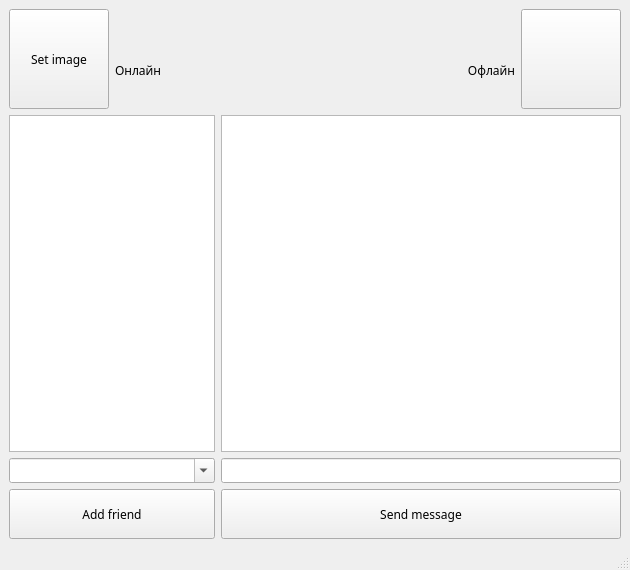
The window that NEWchat_window.ui (IgorEvgenievichChebotar/MessengerSimple) describes before a commit, drawn with Qt 5.
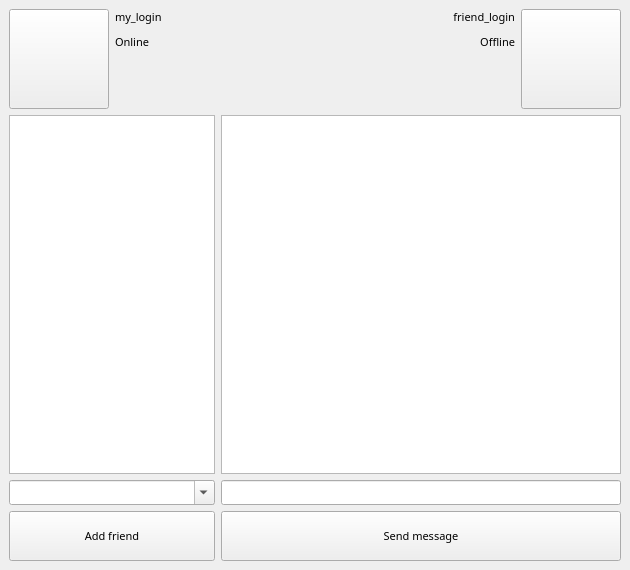
The same window after the commit.

```diff
--- a/NEWchat_window.ui
+++ b/NEWchat_window.ui
@@ -21,7 +21,7 @@
   </property>
   <widget class="QWidget" name="centralwidget">
    <layout class="QGridLayout" name="gridLayout">
-    <item row="0" column="0" rowspan="2">
+    <item row="0" column="0" rowspan="4">
      <widget class="QPushButton" name="my_image_btn">
       <property name="sizePolicy">
        <sizepolicy hsizetype="Preferred" vsizetype="Preferred">
@@ -44,60 +44,18 @@
       <property name="font">
        <font>
         <family>Segoe UI Variable</family>
+        <pointsize>8</pointsize>
        </font>
       </property>
       <property name="cursor">
        <cursorShape>PointingHandCursor</cursorShape>
       </property>
       <property name="text">
-       <string>Set image</string>
+       <string/>
       </property>
      </widget>
     </item>
-    <item row="2" column="0" colspan="2">
-     <widget class="QListWidget" name="friends_list">
-      <property name="minimumSize">
-       <size>
-        <width>200</width>
-        <height>300</height>
-       </size>
-      </property>
-     </widget>
-    </item>
-    <item row="4" column="0" colspan="2">
-     <widget class="QPushButton" name="find_friends_btn">
-      <property name="sizePolicy">
-       <sizepolicy hsizetype="Minimum" vsizetype="Maximum">
-        <horstretch>0</horstretch>
-        <verstretch>0</verstretch>
-       </sizepolicy>
-      </property>
-      <property name="minimumSize">
-       <size>
-        <width>200</width>
-        <height>50</height>
-       </size>
-      </property>
-      <property name="maximumSize">
-       <size>
-        <width>16777215</width>
-        <height>50</height>
-       </size>
-      </property>
-      <property name="font">
-       <font>
-        <family>Segoe UI Variable</family>
-       </font>
-      </property>
-      <property name="cursor">
-       <cursorShape>PointingHandCursor</cursorShape>
-      </property>
-      <property name="text">
-       <string>Add friend</string>
-      </property>
-     </widget>
-    </item>
-    <item row="2" column="2" colspan="3">
+    <item row="4" column="3" colspan="3">
      <widget class="QListWidget" name="msg_list">
       <property name="minimumSize">
        <size>
@@ -105,9 +63,15 @@
         <height>300</height>
        </size>
       </property>
+      <property name="font">
+       <font>
+        <family>Segoe UI Variable</family>
+        <pointsize>8</pointsize>
+       </font>
+      </property>
      </widget>
     </item>
-    <item row="3" column="0" colspan="2">
+    <item row="5" column="0" colspan="3">
      <widget class="QComboBox" name="friends_comboBox">
       <property name="sizePolicy">
        <sizepolicy hsizetype="Preferred" vsizetype="Preferred">
@@ -127,6 +91,12 @@
         <height>50</height>
        </size>
       </property>
+      <property name="font">
+       <font>
+        <family>Segoe UI Variable</family>
+        <pointsize>8</pointsize>
+       </font>
+      </property>
       <property name="autoFillBackground">
        <bool>false</bool>
       </property>
@@ -135,55 +105,7 @@
       </property>
      </widget>
     </item>
-    <item row="1" column="3">
-     <widget class="QLabel" name="friend_activity">
-      <property name="font">
-       <font>
-        <family>Segoe UI Variable</family>
-       </font>
-      </property>
-      <property name="text">
-       <string>Офлайн</string>
-      </property>
-      <property name="alignment">
-       <set>Qt::AlignRight|Qt::AlignTrailing|Qt::AlignVCenter</set>
-      </property>
-     </widget>
-    </item>
-    <item row="0" column="4" rowspan="2">
-     <widget class="QPushButton" name="friend_image">
-      <property name="sizePolicy">
-       <sizepolicy hsizetype="Preferred" vsizetype="Preferred">
-        <horstretch>0</horstretch>
-        <verstretch>0</verstretch>
-       </sizepolicy>
-      </property>
-      <property name="minimumSize">
-       <size>
-        <width>100</width>
-        <height>100</height>
-       </size>
-      </property>
-      <property name="maximumSize">
-       <size>
-        <width>100</width>
-        <height>100</height>
-       </size>
-      </property>
-      <property name="font">
-       <font>
-        <family>Segoe UI Variable</family>
-       </font>
-      </property>
-      <property name="cursor">
-       <cursorShape>ArrowCursor</cursorShape>
-      </property>
-      <property name="text">
-       <string/>
-      </property>
-     </widget>
-    </item>
-    <item row="3" column="2" colspan="3">
+    <item row="5" column="3" colspan="3">
      <widget class="QLineEdit" name="msg_lineEdit">
       <property name="sizePolicy">
        <sizepolicy hsizetype="Expanding" vsizetype="Preferred">
@@ -203,24 +125,15 @@
         <height>50</height>
        </size>
       </property>
-     </widget>
-    </item>
-    <item row="1" column="1">
-     <widget class="QLabel" name="my_activity">
       <property name="font">
        <font>
         <family>Segoe UI Variable</family>
+        <pointsize>8</pointsize>
        </font>
       </property>
-      <property name="text">
-       <string>Онлайн</string>
-      </property>
-      <property name="alignment">
-       <set>Qt::AlignLeading|Qt::AlignLeft|Qt::AlignVCenter</set>
-      </property>
      </widget>
     </item>
-    <item row="4" column="2" colspan="3">
+    <item row="6" column="3" colspan="3">
      <widget class="QPushButton" name="send_msg_btn">
       <property name="sizePolicy">
        <sizepolicy hsizetype="Minimum" vsizetype="Maximum">
@@ -243,6 +156,7 @@
       <property name="font">
        <font>
         <family>Segoe UI Variable</family>
+        <pointsize>8</pointsize>
        </font>
       </property>
       <property name="cursor">
@@ -253,7 +167,7 @@
       </property>
      </widget>
     </item>
-    <item row="0" column="3">
+    <item row="0" column="4">
      <widget class="QLabel" name="friend_login_label">
       <property name="sizePolicy">
        <sizepolicy hsizetype="Preferred" vsizetype="Maximum">
@@ -264,17 +178,134 @@
       <property name="font">
        <font>
         <family>Segoe UI Variable</family>
+        <pointsize>8</pointsize>
        </font>
+      </property>
+      <property name="text">
+       <string>friend_login</string>
+      </property>
+      <property name="alignment">
+       <set>Qt::AlignRight|Qt::AlignTrailing|Qt::AlignVCenter</set>
+      </property>
+     </widget>
+    </item>
+    <item row="0" column="5" rowspan="4">
+     <widget class="QPushButton" name="friend_image">
+      <property name="sizePolicy">
+       <sizepolicy hsizetype="Preferred" vsizetype="Preferred">
+        <horstretch>0</horstretch>
+        <verstretch>0</verstretch>
+       </sizepolicy>
+      </property>
+      <property name="minimumSize">
+       <size>
+        <width>100</width>
+        <height>100</height>
+       </size>
+      </property>
+      <property name="maximumSize">
+       <size>
+        <width>100</width>
+        <height>100</height>
+       </size>
+      </property>
+      <property name="font">
+       <font>
+        <family>Segoe UI Variable</family>
+        <pointsize>8</pointsize>
+       </font>
+      </property>
+      <property name="cursor">
+       <cursorShape>ArrowCursor</cursorShape>
       </property>
       <property name="text">
        <string/>
       </property>
+     </widget>
+    </item>
+    <item row="4" column="0" colspan="3">
+     <widget class="QListWidget" name="friends_list">
+      <property name="minimumSize">
+       <size>
+        <width>200</width>
+        <height>300</height>
+       </size>
+      </property>
+      <property name="font">
+       <font>
+        <family>Segoe UI Variable</family>
+        <pointsize>8</pointsize>
+       </font>
+      </property>
+     </widget>
+    </item>
+    <item row="6" column="0" colspan="3">
+     <widget class="QPushButton" name="find_friends_btn">
+      <property name="sizePolicy">
+       <sizepolicy hsizetype="Minimum" vsizetype="Maximum">
+        <horstretch>0</horstretch>
+        <verstretch>0</verstretch>
+       </sizepolicy>
+      </property>
+      <property name="minimumSize">
+       <size>
+        <width>200</width>
+        <height>50</height>
+       </size>
+      </property>
+      <property name="maximumSize">
+       <size>
+        <width>16777215</width>
+        <height>50</height>
+       </size>
+      </property>
+      <property name="font">
+       <font>
+        <family>Segoe UI Variable</family>
+        <pointsize>8</pointsize>
+       </font>
+      </property>
+      <property name="cursor">
+       <cursorShape>PointingHandCursor</cursorShape>
+      </property>
+      <property name="text">
+       <string>Add friend</string>
+      </property>
+     </widget>
+    </item>
+    <item row="1" column="4">
+     <widget class="QLabel" name="friend_activity">
+      <property name="font">
+       <font>
+        <family>Segoe UI Variable</family>
+        <pointsize>8</pointsize>
+       </font>
+      </property>
+      <property name="text">
+       <string>Offline</string>
+      </property>
       <property name="alignment">
        <set>Qt::AlignRight|Qt::AlignTrailing|Qt::AlignVCenter</set>
       </property>
      </widget>
     </item>
-    <item row="0" column="1" colspan="2">
+    <item row="1" column="1">
+     <widget class="QLabel" name="my_activity">
+      <property name="font">
+       <font>
+        <family>Segoe UI Variable</family>
+        <pointsize>8</pointsize>
+       </font>
+      </property>
+      <property name="text">
+       <string>Online</string>
+      </property>
+      <property name="alignment">
+       <set>Qt::AlignLeading|Qt::AlignLeft|Qt::AlignVCenter</set>
+      </property>
+     </widget>
+    </item>
+    <item row="0" column="1" colspan="3">
      <widget class="QLabel" name="my_login_label">
       <property name="sizePolicy">
        <sizepolicy hsizetype="Preferred" vsizetype="Maximum">
@@ -285,10 +316,11 @@
       <property name="font">
        <font>
         <family>Segoe UI Variable</family>
+        <pointsize>8</pointsize>
        </font>
       </property>
       <property name="text">
-       <string/>
+       <string>my_login</string>
       </property>
      </widget>
     </item>
@@ -306,17 +338,6 @@
    <zorder>friend_image</zorder>
    <zorder>friend_login_label</zorder>
   </widget>
-  <widget class="QMenuBar" name="menubar">
-   <property name="geometry">
-    <rect>
-     <x>0</x>
-     <y>0</y>
-     <width>630</width>
-     <height>26</height>
-    </rect>
-   </property>
-  </widget>
-  <widget class="QStatusBar" name="statusbar"/>
  </widget>
  <resources/>
  <connections/>
```
Left out of the diff: 6 changed lines with no effect on the pictures.
